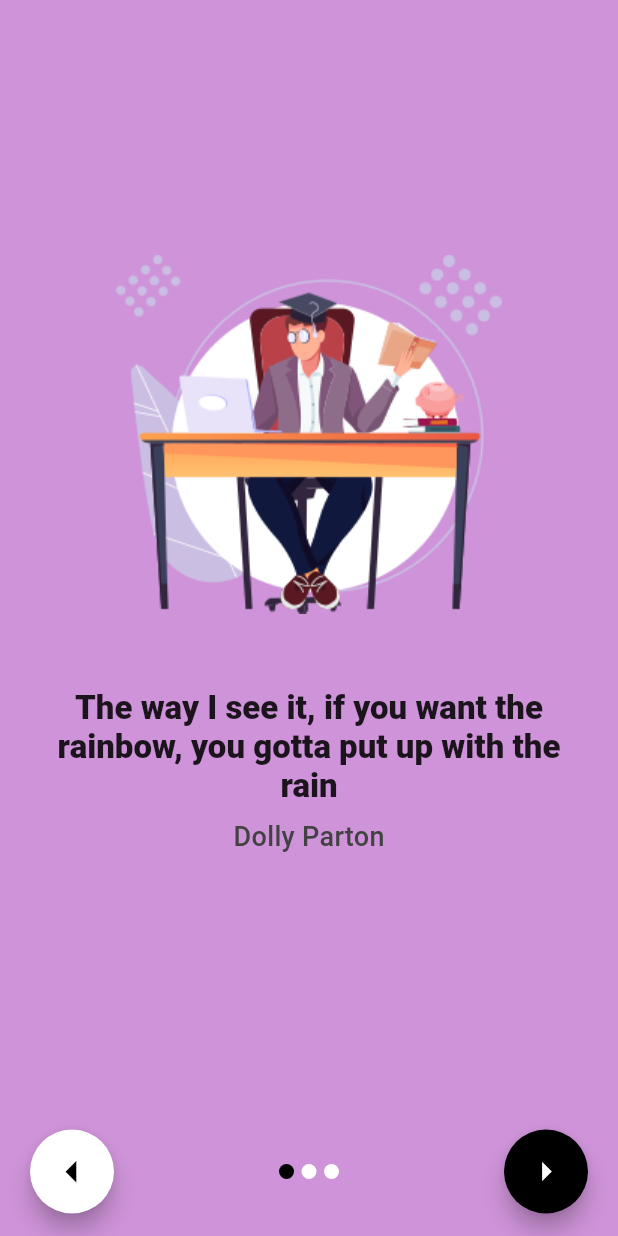
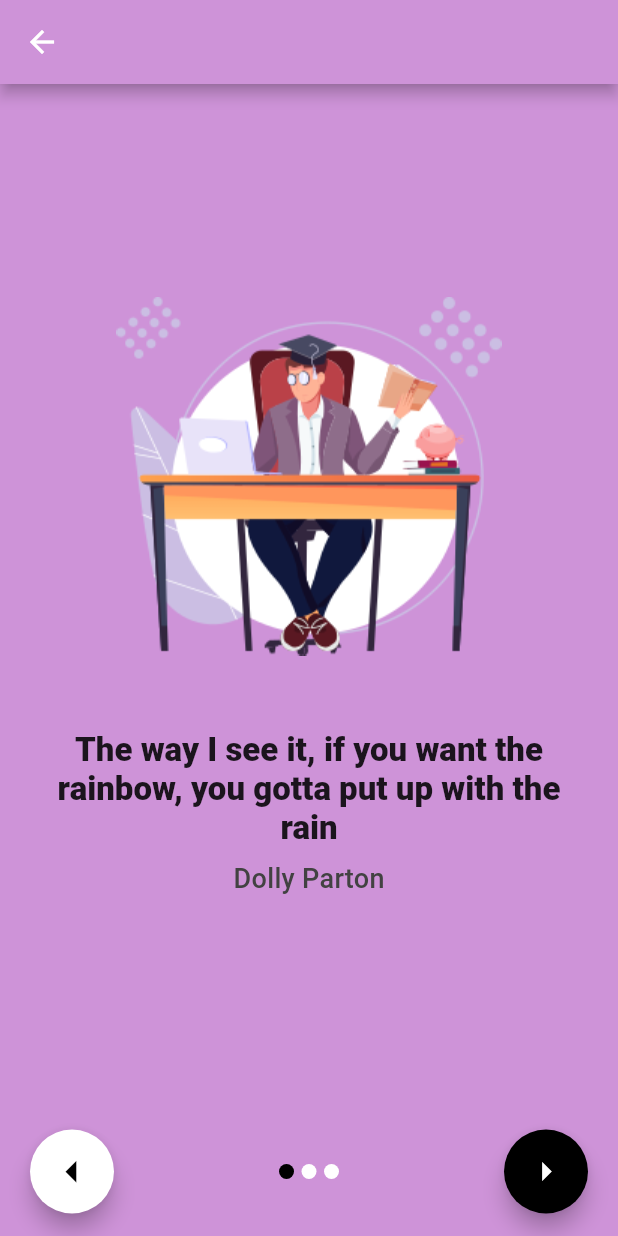
Before and after one commit to RealEskalate/Practice, a Flutter app: the QouteApp screen opened directly, on a phone screen of 412 x 824 dp. Run offline on Flutter 3.47's test engine with Material 2 defaults, Android fonts, the phone set to English and light mode, and no system bars; our stand-ins replace bloc, flutter_bloc, google_fonts.

Commit message:
add appbar

```diff
--- a/starter_project_mobile/lib/screens/eyob_screen/widgets/qoute_app.dart
+++ b/starter_project_mobile/lib/screens/eyob_screen/widgets/qoute_app.dart
@@ -13,6 +13,9 @@ class QouteApp extends StatelessWidget {
   Widget build(BuildContext context) {
     return Scaffold(
       backgroundColor: Colors.purple[200],
+      appBar: AppBar(
+        backgroundColor: Colors.purple[200],
+      ),
       body: SafeArea(
         child: Padding(
           padding: const EdgeInsets.symmetric(horizontal: 20.0),
```
